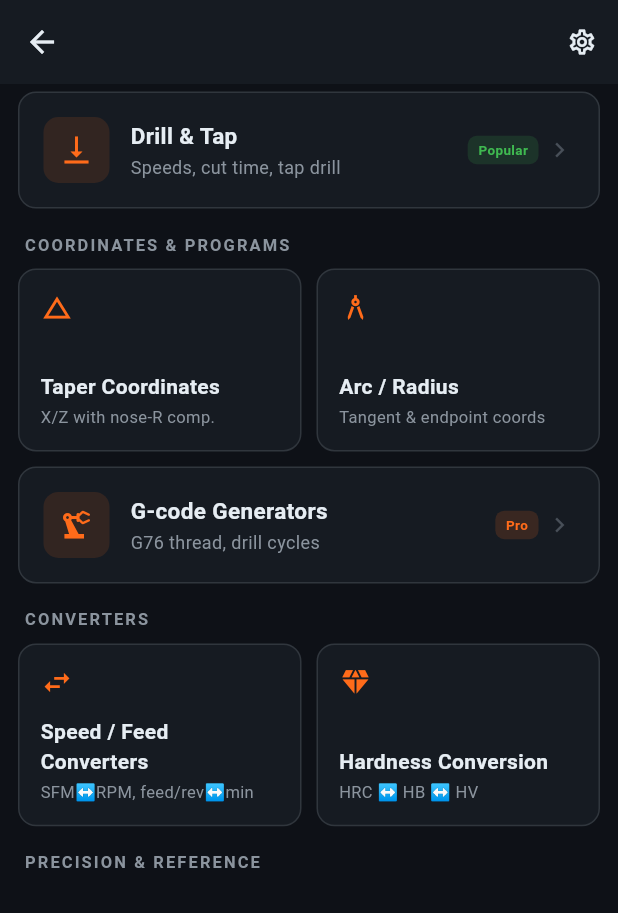
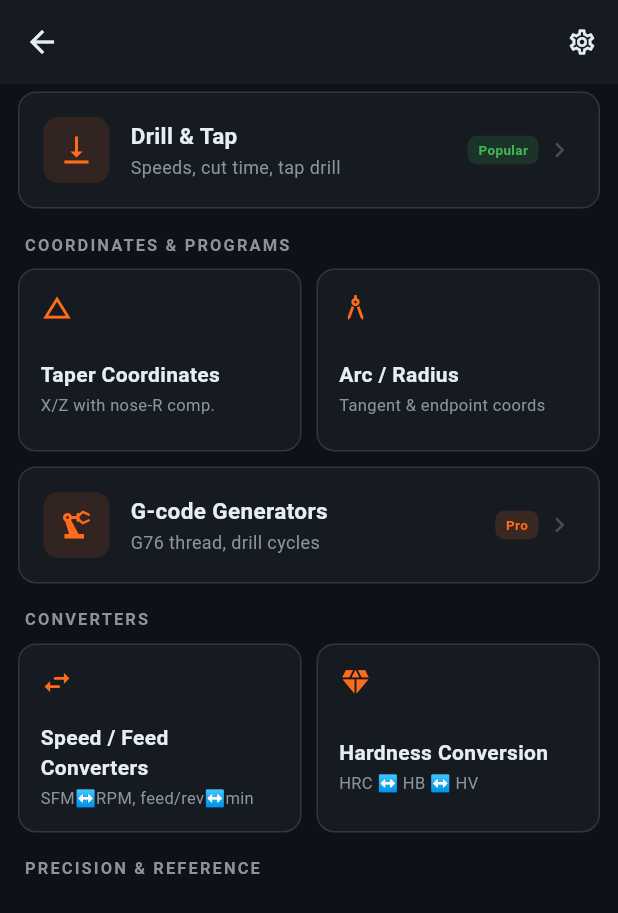
Before and after one commit to emadleo13/CNC-app-project-, a Flutter app: the ToolsHubScreen screen opened directly, scrolled down 513 dp, on a phone screen of 412 x 824 dp. Shown: the top 913 px of the screen. Run offline on Flutter 3.47's test engine with Material 3 defaults, Android fonts, the phone set to English and light mode, and no system bars; our stand-ins replace file_picker, flutter_riverpod, flutter_secure_storage, go_router, hive_flutter, image_picker and 6 more; missing offline and left inert: country_flags; accounts and stored records are empty; network calls fail.

Commit message:
Tool cards grow with their text instead of overflowing
The hub grid had a fixed 1.55 ratio, so a two-line title plus a two-line
subtitle overflowed the card on a 360 dp phone, with long translations or a
larger system font. The navigation test caught it only at certain hours:
which cards are laid out first depends on the greeting and the tip of the
day. Cards now come in rows of two that keep at least the old proportions
and grow when the text needs it; the title is capped at two lines. A test
scrolls through every card in all four languages, also at 1.3x text.

Co-Authored-By: Claude Opus 5.5 <noreply@anthropic.com>

```diff
--- a/lib/features/tools/presentation/tools_hub_screen.dart
+++ b/lib/features/tools/presentation/tools_hub_screen.dart
@@ -80,15 +80,33 @@ class ToolsHubScreen extends ConsumerWidget {
         // An odd trailing tool would leave a dead column, so it spans full width.
         final hasOddTrailing = tools.length.isOdd;
         final gridTools = hasOddTrailing ? tools.sublist(0, tools.length - 1) : tools;
-        children.add(GridView.count(
-          crossAxisCount: 2,
-          shrinkWrap: true,
-          physics: const NeverScrollableScrollPhysics(),
-          mainAxisSpacing: 10,
-          crossAxisSpacing: 10,
-          childAspectRatio: 1.55,
-          children: gridTools.map((t) => entrance(_ToolCard(tool: t, s: s, onTap: open))).toList(),
-        ));
+        // Rows of two equal cards, at least the old 1.55 grid proportions but
+        // taller when the text needs it: a fixed-ratio grid clipped two-line
+        // titles on small phones, with long translations or a large font.
+        // Built here, not in the LayoutBuilder, so the entrance animation
+        // keeps the on-screen order.
+        final cards = [for (final t in gridTools) entrance(_ToolCard(tool: t, s: s, onTap: open))];
+        children.add(LayoutBuilder(builder: (context, constraints) {
+          final cardWidth = (constraints.maxWidth - 10) / 2;
+          return Column(children: [
+            for (var i = 0; i < gridTools.length; i += 2) ...[
+              if (i > 0) const SizedBox(height: 10),
+              ConstrainedBox(
+                constraints: BoxConstraints(minHeight: cardWidth / 1.55),
+                child: IntrinsicHeight(
+                  child: Row(
+                    crossAxisAlignment: CrossAxisAlignment.stretch,
+                    children: [
+                      Expanded(child: cards[i]),
+                      const SizedBox(width: 10),
+                      Expanded(child: cards[i + 1]),
+                    ],
+                  ),
+                ),
+              ),
+            ],
+          ]);
+        }));
         if (hasOddTrailing) {
           children.add(const SizedBox(height: 10));
           children.add(entrance(_WideToolCard(tool: tools.last, s: s, onTap: open)));
@@ -357,18 +375,24 @@ class _ToolCard extends StatelessWidget {
               const Spacer(),
               Text(
                 tool.title(s),
+                maxLines: 2,
+                overflow: TextOverflow.ellipsis,
                 style: const TextStyle(
                     fontSize: 14,
                     fontWeight: FontWeight.w600,
                     color: AppColors.textPrimary),
               ),
               const SizedBox(height: 2),
-              Text(
-                tool.subtitle(s),
-                maxLines: 2,
-                overflow: TextOverflow.ellipsis,
-                style: const TextStyle(
-                    fontSize: 11, color: AppColors.textSecondary),
+              // Never overflows the card, even if a row ends up shorter than
+              // its text.
+              Flexible(
+                child: Text(
+                  tool.subtitle(s),
+                  maxLines: 2,
+                  overflow: TextOverflow.ellipsis,
+                  style: const TextStyle(
+                      fontSize: 11, color: AppColors.textSecondary),
+                ),
               ),
             ],
           ),
```
Also changed, not shown: 1 other file.
